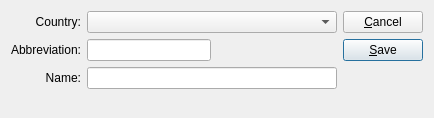
Before: the Qt Designer form xtuple/trunk/guiclient/state.ui in WooodHead/xtuple, drawn with Qt 5.
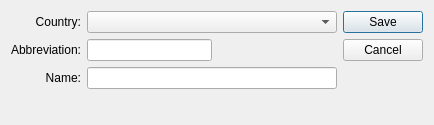
After: the same form once the commit is applied. Custom widgets are drawn as their Qt base class.

Patch:
```diff
--- a/xtuple/trunk/guiclient/state.ui
+++ b/xtuple/trunk/guiclient/state.ui
@@ -14,12 +14,16 @@
     <x>0</x>
     <y>0</y>
     <width>434</width>
-    <height>118</height>
+    <height>125</height>
    </rect>
   </property>
   <property name="windowTitle">
    <string>[*]State or Province</string>
   </property>
+  <layout class="QGridLayout" name="gridLayout_2">
+   <item row="0" column="0">
+    <layout class="QVBoxLayout" name="verticalLayout">
+     <item>
   <layout class="QGridLayout" name="gridLayout">
    <item row="0" column="0">
     <widget class="XLabel" name="_countryLit">
@@ -34,7 +38,7 @@
      </property>
     </widget>
    </item>
-   <item row="0" column="1" colspan="2">
+       <item row="0" column="1">
     <widget class="XComboBox" name="_country">
      <property name="nullStr">
       <string>[ pick a country ]</string>
@@ -44,43 +48,6 @@
      </property>
     </widget>
    </item>
-   <item row="0" column="3" rowspan="4">
-    <layout class="QVBoxLayout">
-     <item>
-      <widget class="QPushButton" name="_close">
-       <property name="text">
-        <string>&amp;Cancel</string>
-       </property>
-      </widget>
-     </item>
-     <item>
-      <widget class="QPushButton" name="_save">
-       <property name="text">
-        <string>&amp;Save</string>
-       </property>
-       <property name="default">
-        <bool>true</bool>
-       </property>
-      </widget>
-     </item>
-     <item>
-      <spacer>
-       <property name="orientation">
-        <enum>Qt::Vertical</enum>
-       </property>
-       <property name="sizeType">
-        <enum>QSizePolicy::Expanding</enum>
-       </property>
-       <property name="sizeHint" stdset="0">
-        <size>
-         <width>20</width>
-         <height>20</height>
-        </size>
-       </property>
-      </spacer>
-     </item>
-    </layout>
-   </item>
    <item row="1" column="0">
     <widget class="XLabel" name="_abbrLit">
      <property name="text">
@@ -95,8 +62,25 @@
     </widget>
    </item>
    <item row="1" column="1">
+        <layout class="QHBoxLayout" name="horizontalLayout">
+         <item>
     <widget class="XLineEdit" name="_abbr"/>
    </item>
+         <item>
+          <spacer name="horizontalSpacer">
+           <property name="orientation">
+            <enum>Qt::Horizontal</enum>
+           </property>
+           <property name="sizeHint" stdset="0">
+            <size>
+             <width>40</width>
+             <height>20</height>
+            </size>
+           </property>
+          </spacer>
+         </item>
+        </layout>
+       </item>
    <item row="2" column="0">
     <widget class="XLabel" name="_nameLit">
      <property name="text">
@@ -110,10 +94,12 @@
      </property>
     </widget>
    </item>
-   <item row="2" column="1" colspan="2">
+       <item row="2" column="1">
     <widget class="XLineEdit" name="_name"/>
    </item>
-   <item row="3" column="1">
+      </layout>
+     </item>
+     <item>
     <spacer name="verticalSpacer">
      <property name="orientation">
       <enum>Qt::Vertical</enum>
@@ -121,23 +107,22 @@
      <property name="sizeHint" stdset="0">
       <size>
        <width>124</width>
-       <height>4</height>
+         <height>0</height>
       </size>
      </property>
     </spacer>
    </item>
-   <item row="1" column="2">
-    <spacer name="horizontalSpacer">
+    </layout>
+   </item>
+   <item row="0" column="1">
+    <widget class="QDialogButtonBox" name="_buttonBox">
      <property name="orientation">
-      <enum>Qt::Horizontal</enum>
+      <enum>Qt::Vertical</enum>
      </property>
-     <property name="sizeHint" stdset="0">
-      <size>
-       <width>40</width>
-       <height>20</height>
-      </size>
+     <property name="standardButtons">
+      <set>QDialogButtonBox::Cancel|QDialogButtonBox::Save</set>
      </property>
-    </spacer>
+    </widget>
    </item>
   </layout>
  </widget>
```
Left out of the diff: 15 changed lines with no effect on the pictures. Lines whose indentation alone changed are shown as unchanged.
